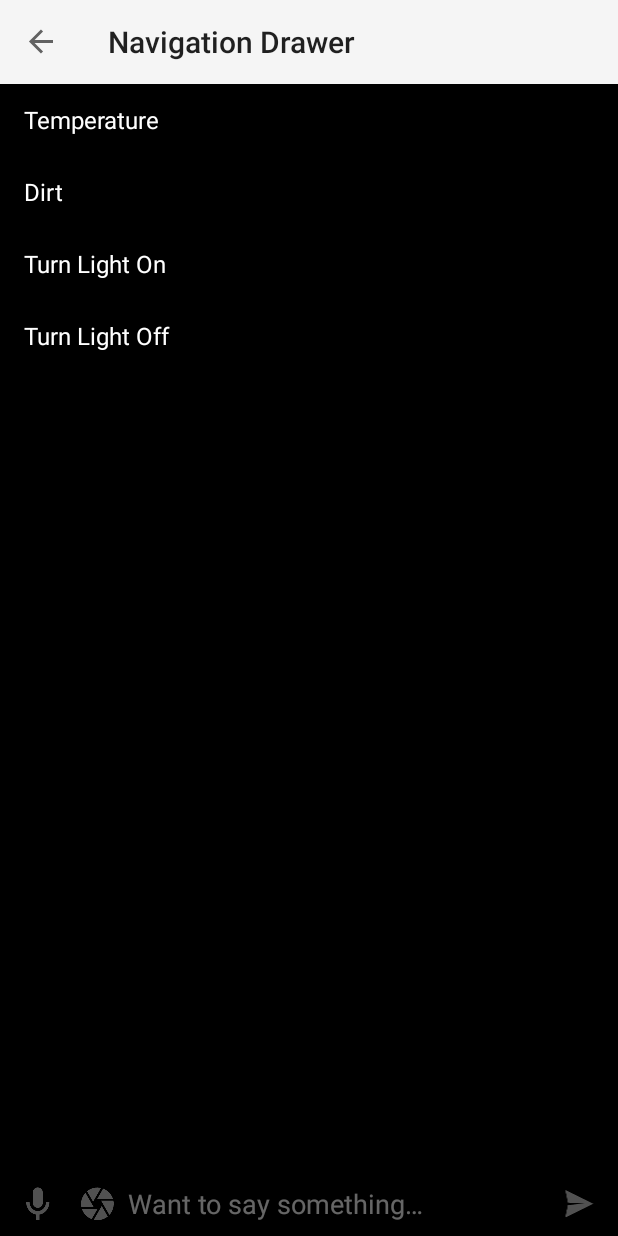
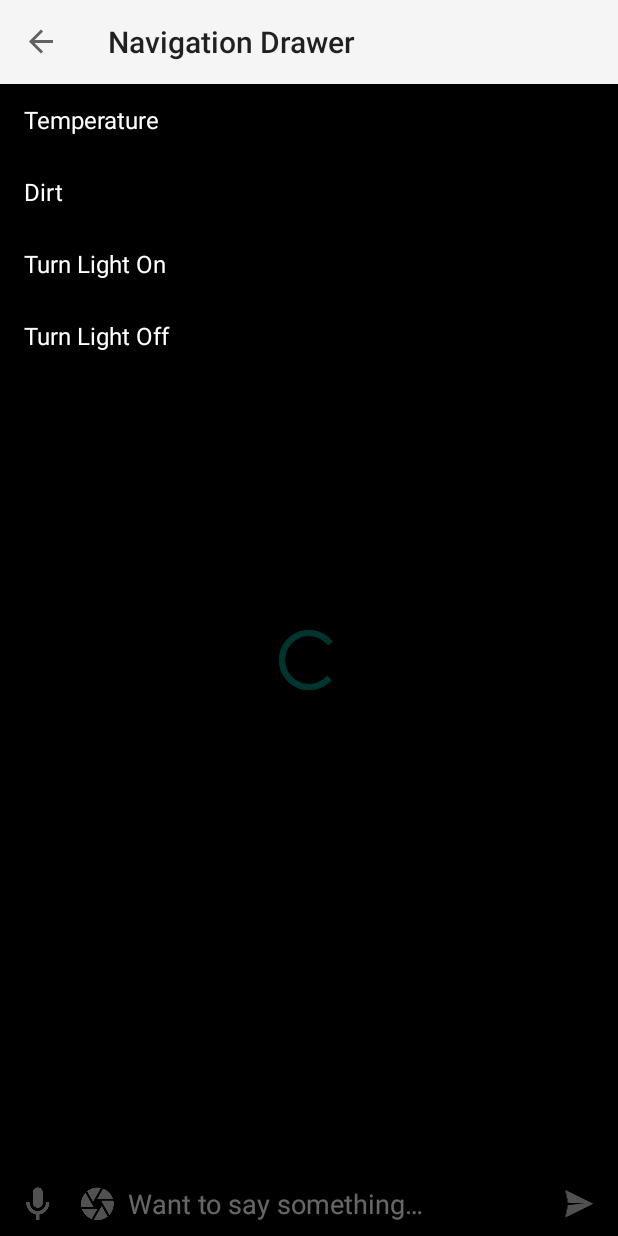
Before and after one commit to bingliang-zh/belong, an Android app: the screen it shows after launch (MainActivity), with the side drawer open, on a phone screen of 412 x 824 dp. Run offline under Robolectric (Android 15) with nearby library versions, the phone set to English and light mode, and no system bars; pictures from the network do not load; 12 statements that could not run were skipped.

Commit message:
增加loading动画

```diff
--- a/client/mobile/src/main/java/com/blStudio/belong/MainActivity.java
+++ b/client/mobile/src/main/java/com/blStudio/belong/MainActivity.java
@@ -67,6 +67,7 @@ public class MainActivity extends Activity implements MyLeftDrawer.OnItemClickLi
         // 界面
         setContentView(R.layout.activity_main);
         setupGUI();
+        setProgressBarVisibility(true);
     }
 
     void setupGUI(){
--- a/client/mobile/src/main/res/layout/activity_main.xml
+++ b/client/mobile/src/main/res/layout/activity_main.xml
@@ -11,15 +11,13 @@
         android:layout_alignParentLeft="true"
         android:layout_alignParentStart="true"
         android:layout_alignParentTop="true"
-        android:background="#000000"
-        >
+        android:background="#000000" >
 
         <RelativeLayout
             android:layout_width="match_parent"
             android:layout_height="match_parent"
             android:background="@null"
-            android:layout_margin="5dip"
-            >
+            android:layout_margin="5dip" >
 
             <Button
                 android:id="@+id/replyBalloon"
@@ -31,8 +29,7 @@
                 android:background="@drawable/balloon_reply_normal"
                 android:text=""
                 android:maxWidth="240dp"
-                android:visibility="invisible"
-                />
+                android:visibility="invisible" />
 
 	        <LinearLayout
 	            android:id="@+id/bottomLinearLayout"
@@ -94,10 +91,30 @@
                 android:background="@drawable/balloon_send_normal"
                 android:text=""
                 android:maxWidth="240dp"
-                android:visibility="invisible"
-                />
+                android:visibility="invisible" />
 
 	    </RelativeLayout>
+
+        <FrameLayout
+            android:layout_width="wrap_content"
+            android:layout_height="wrap_content"
+            android:layout_gravity="center" >
+
+            <!--Grey Spinner-->
+            <ProgressBar
+                android:id="@android:id/progress"
+                style="?android:attr/progressBarStyle"
+                android:layout_width="wrap_content"
+                android:layout_height="wrap_content" />
+
+            <!--Black Spinner-->
+            <ProgressBar
+                android:id="@android:id/progress"
+                style="?android:attr/progressBarStyleInverse"
+                android:layout_width="wrap_content"
+                android:layout_height="wrap_content" />
+
+        </FrameLayout>
 
     </FrameLayout>
 
@@ -109,7 +126,6 @@
         android:layout_height="match_parent"
         android:layout_gravity="start"
         android:choiceMode="singleChoice"
-        android:divider="@null"
-        />
+        android:divider="@null" />
 
 </android.support.v4.widget.DrawerLayout>
```
